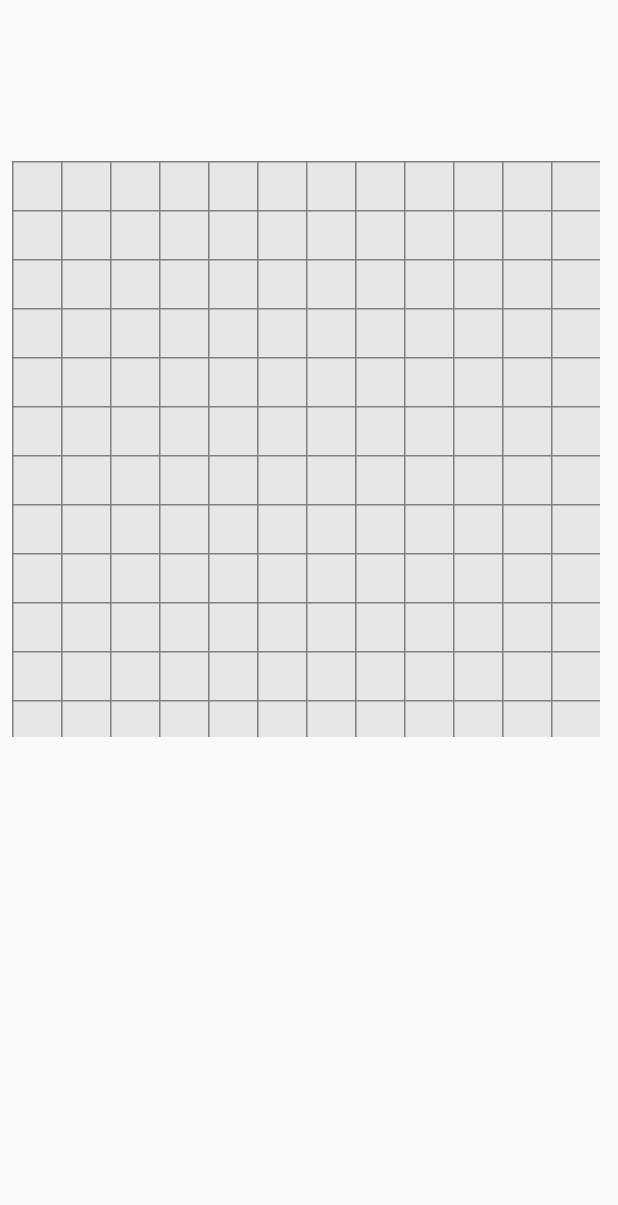
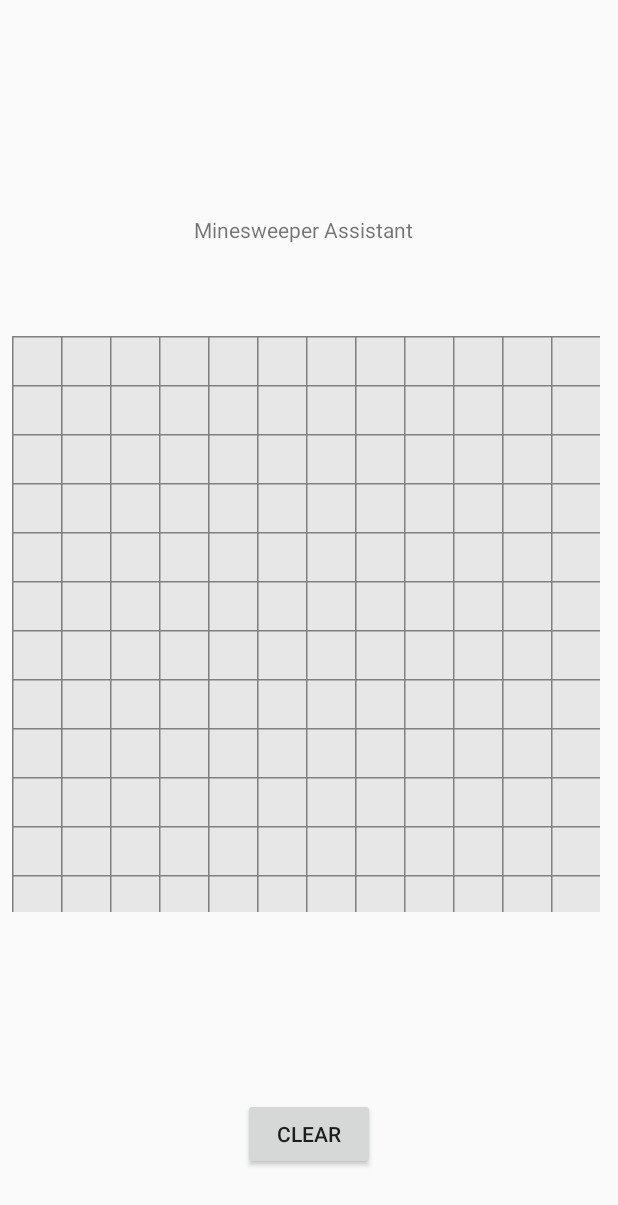
Before and after one commit to jzrlza/MobileSweeper, an Android app: the screen it shows after launch (MainActivity), on a phone screen of 412 x 824 dp. Shown: the top 1205 px of the screen. Run offline under Robolectric (Android 15) with nearby library versions, the phone set to English and light mode, and no system bars.

Commit message:
Polish UI a bit.

```diff
--- a/app/src/main/res/layout/activity_main.xml
+++ b/app/src/main/res/layout/activity_main.xml
@@ -7,13 +7,15 @@
     tools:context=".MainActivity">
 
     <TextView
-        android:layout_width="wrap_content"
-        android:layout_height="wrap_content"
-        android:text="Hello World!"
-        app:layout_constraintBottom_toBottomOf="parent"
+        android:layout_width="153dp"
+        android:layout_height="27dp"
+        android:layout_marginBottom="8dp"
+        android:text="Minesweeper Assistant"
+        app:layout_constraintBottom_toTopOf="@+id/minesweeperGridView"
         app:layout_constraintLeft_toLeftOf="parent"
         app:layout_constraintRight_toRightOf="parent"
-        app:layout_constraintTop_toTopOf="parent" />
+        app:layout_constraintTop_toTopOf="parent"
+        app:layout_constraintVertical_bias="0.761" />
 
     <com.msassist.jbcom.minesweepassist.views.grid.Grid
         android:id="@+id/minesweeperGridView"
@@ -26,11 +28,25 @@
         android:layout_marginEnd="8dp"
         android:layout_marginRight="8dp"
         android:layout_marginBottom="8dp"
-        app:layout_constraintBottom_toBottomOf="parent"
+        app:layout_constraintBottom_toTopOf="@+id/button"
         app:layout_constraintEnd_toEndOf="parent"
         app:layout_constraintHorizontal_bias="0.0"
         app:layout_constraintStart_toStartOf="parent"
         app:layout_constraintTop_toTopOf="parent"
-        app:layout_constraintVertical_bias="0.234" />
+        app:layout_constraintVertical_bias="0.65" />
+
+    <Button
+        android:id="@+id/button"
+        android:layout_width="wrap_content"
+        android:layout_height="wrap_content"
+        android:layout_marginStart="8dp"
+        android:layout_marginLeft="8dp"
+        android:layout_marginEnd="8dp"
+        android:layout_marginRight="8dp"
+        android:layout_marginBottom="44dp"
+        android:text="Clear"
+        app:layout_constraintBottom_toBottomOf="parent"
+        app:layout_constraintEnd_toEndOf="parent"
+        app:layout_constraintStart_toStartOf="parent" />
 
 </android.support.constraint.ConstraintLayout>
```
